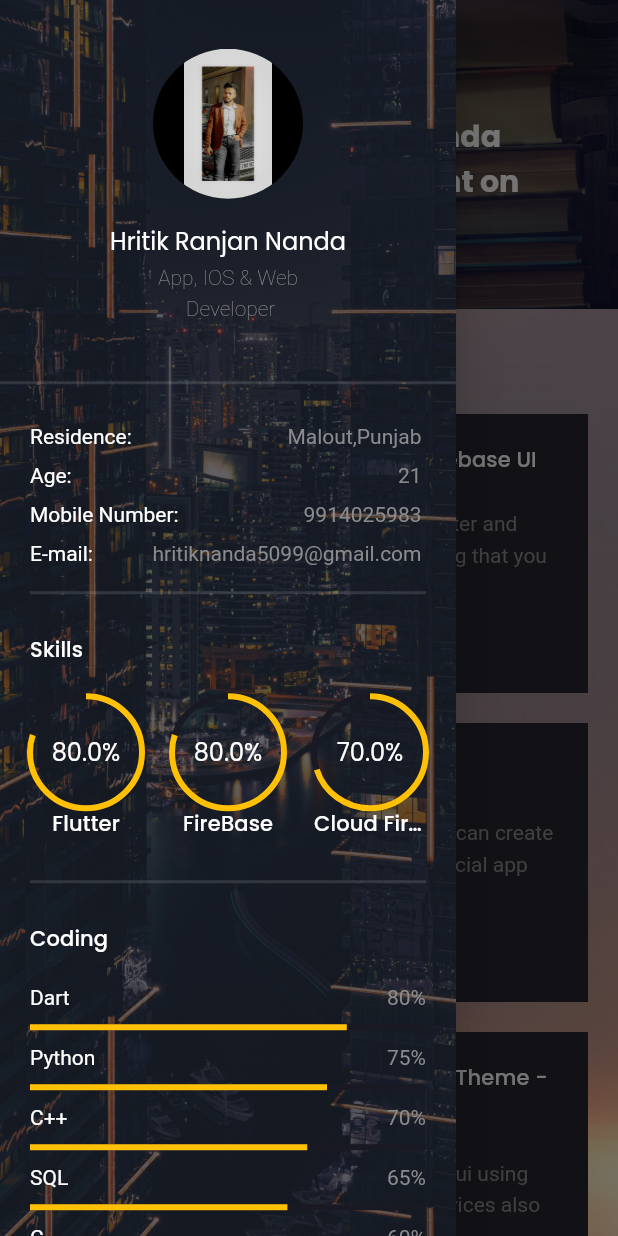
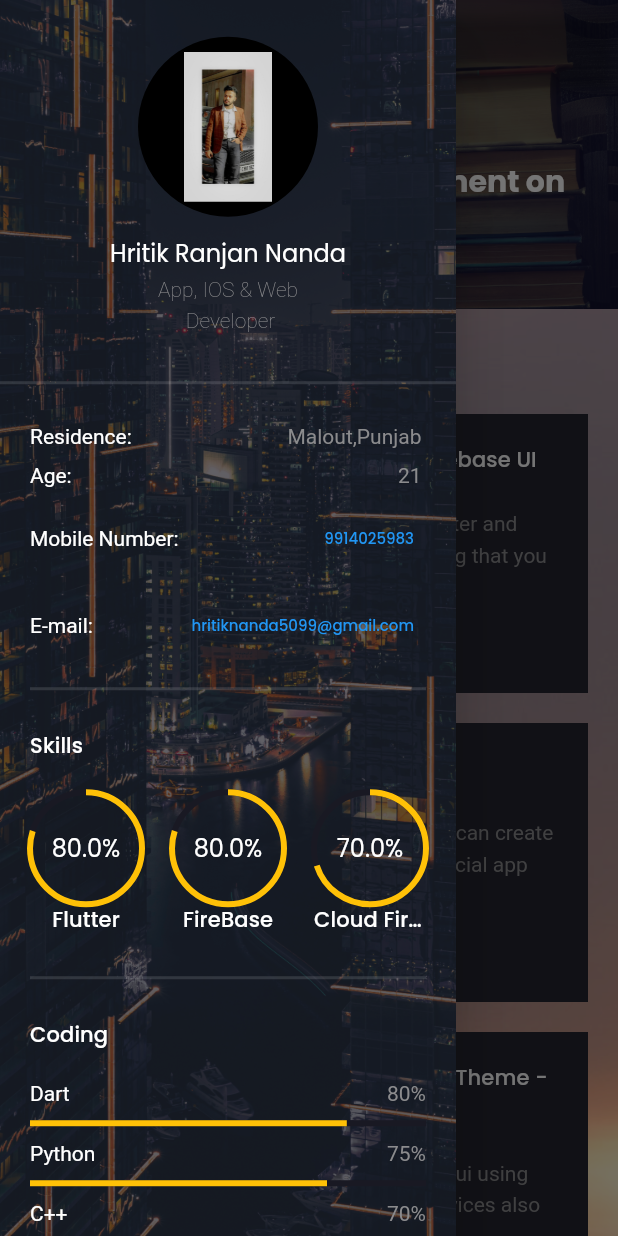
Before and after one commit to Hritik5099/hritikportfolio, a Flutter app: the screen it shows after launch, after a tap on the "menu" icon, on a phone screen of 412 x 824 dp. Run offline on Flutter 3.47's test engine with Material 2 defaults, Android fonts, the light colour scheme and no system bars; our stand-ins replace animated_text_kit, cached_network_image, google_fonts.

Commit message:
new commit

```diff
--- a/lib/components/basic_info.dart
+++ b/lib/components/basic_info.dart
@@ -1,4 +1,5 @@
 import 'package:flutter/material.dart';
+import 'package:url_launcher/url_launcher.dart';
 
 import '../constants.dart';
 
@@ -25,3 +26,40 @@ class BasicInfo extends StatelessWidget {
     );
   }
 }
+class BasicInfoButton extends StatelessWidget {
+  const BasicInfoButton(this.title,this.text) ;
+  final String? title,text;
+
+  @override
+  Widget build(BuildContext context) {
+    return Padding(
+      padding: const EdgeInsets.only(bottom: defaultPadding/2),
+      child: Row(
+        mainAxisAlignment: MainAxisAlignment.spaceBetween,
+        children: [
+          SelectableText(
+            title!,
+            style: TextStyle(color: Colors.white),
+          ),
+          // InkWell(
+          //   onTap: (){
+          //     launch(text!);
+          //   },
+          //   child: SelectableText(
+          //     text!,
+          //   ),
+          // )
+          TextButton(
+              onPressed: (){
+            text=="hritiknanda5099@gmail.com"
+                ? launch("https://mail.google.com/mail/u/0/#inbox?compose=GTvVlcRzCMnNFqRdBmSVcZnnNbcbFxJwtVkbFqMBVvnVwlQRxBkJdxqQRSMLgQXGjwZlDrKrKgsWT")
+                :launch("tel:$text!");
+          }, child: Text(
+            text!,
+            style: TextStyle(fontSize: 10),
+          ))
+        ],
+      ),
+    );
+  }
+}
--- a/lib/components/slidemenuCard.dart
+++ b/lib/components/slidemenuCard.dart
@@ -1,4 +1,5 @@
 import 'package:flutter/material.dart';
+import 'package:myportfolio/responsive.dart';
 import 'package:myportfolio/screens/my_info.dart';
 import 'package:myportfolio/screens/skills.dart';
 import 'package:url_launcher/url_launcher.dart';
@@ -24,8 +25,8 @@ class slidemenuCard extends StatelessWidget {
             children: [
               BasicInfo("Residence:", "Malout,Punjab"),
               BasicInfo("Age:", "21"),
-              BasicInfo("Mobile Number:", "9914025983"),
-              BasicInfo("E-mail:", "hritiknanda5099@gmail.com"),
+              Responsive.isDesktop(context)?BasicInfo("Mobile Number:", "9914025983"):BasicInfoButton("Mobile Number:", "9914025983"),
+              BasicInfoButton("E-mail:", "hritiknanda5099@gmail.com"),
               Divider(thickness: 2,),
               Row(
                 crossAxisAlignment: CrossAxisAlignment.start,
@@ -49,15 +50,16 @@ class slidemenuCard extends StatelessWidget {
                   launch("https://drive.google.com/file/d/1S2cAwCx5iyzlWvcbUbLFTdHCvdLdL2sp/view?usp=sharing");
                 },
                 child: Row(
+                  mainAxisAlignment: MainAxisAlignment.spaceBetween,
                   children: [
                     Text(
                       "Download CV",
                       style: TextStyle(
-                        color: Colors.white,
+                        color: primaryColor,
                       ),
                     ),
                     SizedBox(width: defaultPadding/2,),
-                    Icon(Icons.arrow_circle_down_sharp,color: Colors.grey,)
+                    Icon(Icons.arrow_circle_down_sharp,color: primaryColor,)
                   ],
                 ),
               ),
--- a/lib/constants.dart
+++ b/lib/constants.dart
@@ -10,4 +10,4 @@ const defaultPadding = 20.0;
 const defaultDuration = Duration(seconds: 1);
 const maxWidth = 1440.0;
 final String intro_heading= "Hi, I'm Hritik Ranjan Nanda";
-final String intro= "This is all my Investment on \nLeraning";
+final String intro= "I am passionated to Investment on my\nLearning";
--- a/lib/screens/my_info.dart
+++ b/lib/screens/my_info.dart
@@ -16,11 +16,10 @@ class my_info extends StatelessWidget {
           children: [
             Spacer(flex: 2,),
             CircleAvatar(
-              radius: 50,
+              radius: 60,
               backgroundColor: Colors.black,
               //backgroundImage: AssetImage("assets/images/h.jpeg"),
               child: ClipRRect(
-                borderRadius: BorderRadius.circular(50),
                 child: Image.asset(
                   "assets/images/h1.jpeg",
                   width: 100,
```
